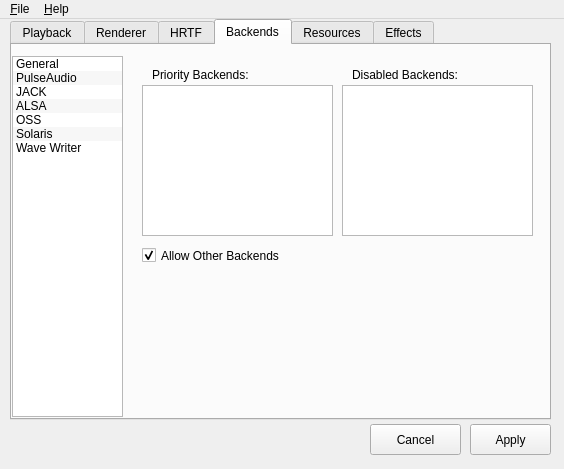
This is utils/alsoft-config/mainwindow.ui in kcat/openal-soft as Qt 5 draws it before an edit. The edited form follows.
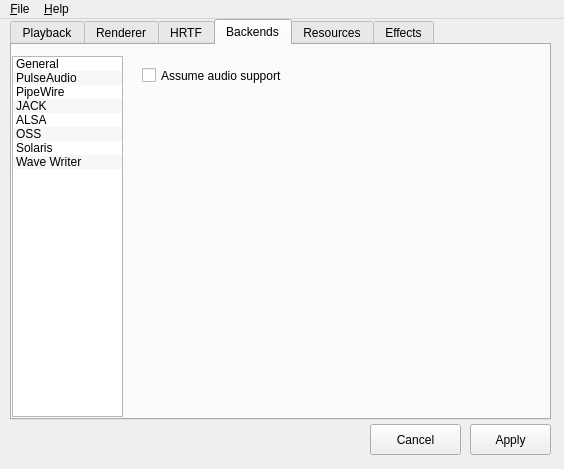
This is the edited form. The open tabs and pages were chosen to show the change. Icons and pictures are not drawn.

Commit message: Add the PipeWire config option to alsoft-config

The edit to the form file:
```diff
--- a/utils/alsoft-config/mainwindow.ui
+++ b/utils/alsoft-config/mainwindow.ui
@@ -1225,6 +1225,11 @@
         <string>PulseAudio</string>
        </property>
       </item>
+      <item>
+       <property name="text">
+        <string>PipeWire</string>
+       </property>
+      </item>
       <item>
        <property name="text">
         <string>JACK</string>
@@ -1427,6 +1432,26 @@
         </property>
        </widget>
       </widget>
+      <widget class="QWidget" name="page_8">
+       <widget class="QCheckBox" name="pwireAssumeAudioCheckBox">
+        <property name="geometry">
+         <rect>
+          <x>20</x>
+          <y>10</y>
+          <width>161</width>
+          <height>21</height>
+         </rect>
+        </property>
+        <property name="toolTip">
+         <string>Assumes PipeWire has support for audio, allowing
+the backend to initialize even when no audio devices
+are reported.</string>
+        </property>
+        <property name="text">
+         <string>Assume audio support</string>
+        </property>
+       </widget>
+      </widget>
       <widget class="QWidget" name="page_7">
        <widget class="QCheckBox" name="jackAutospawnCheckBox">
         <property name="geometry">
```
The commit also changes 1 other file.
